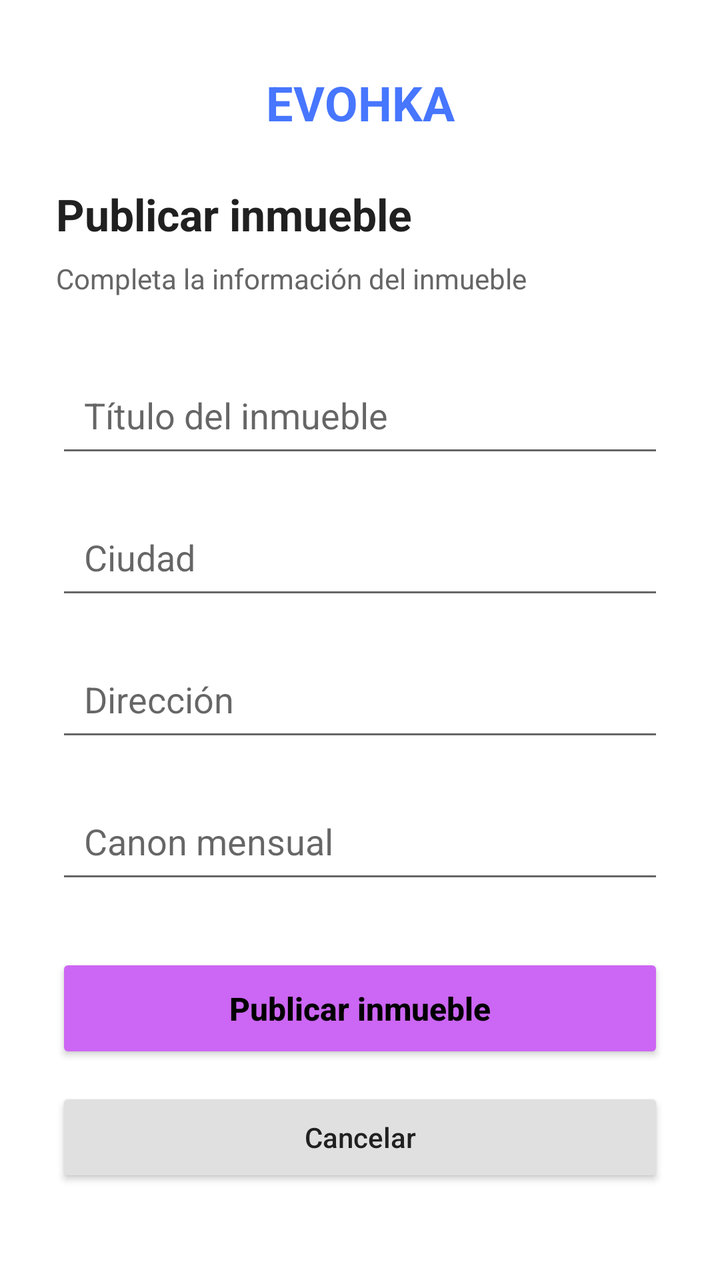
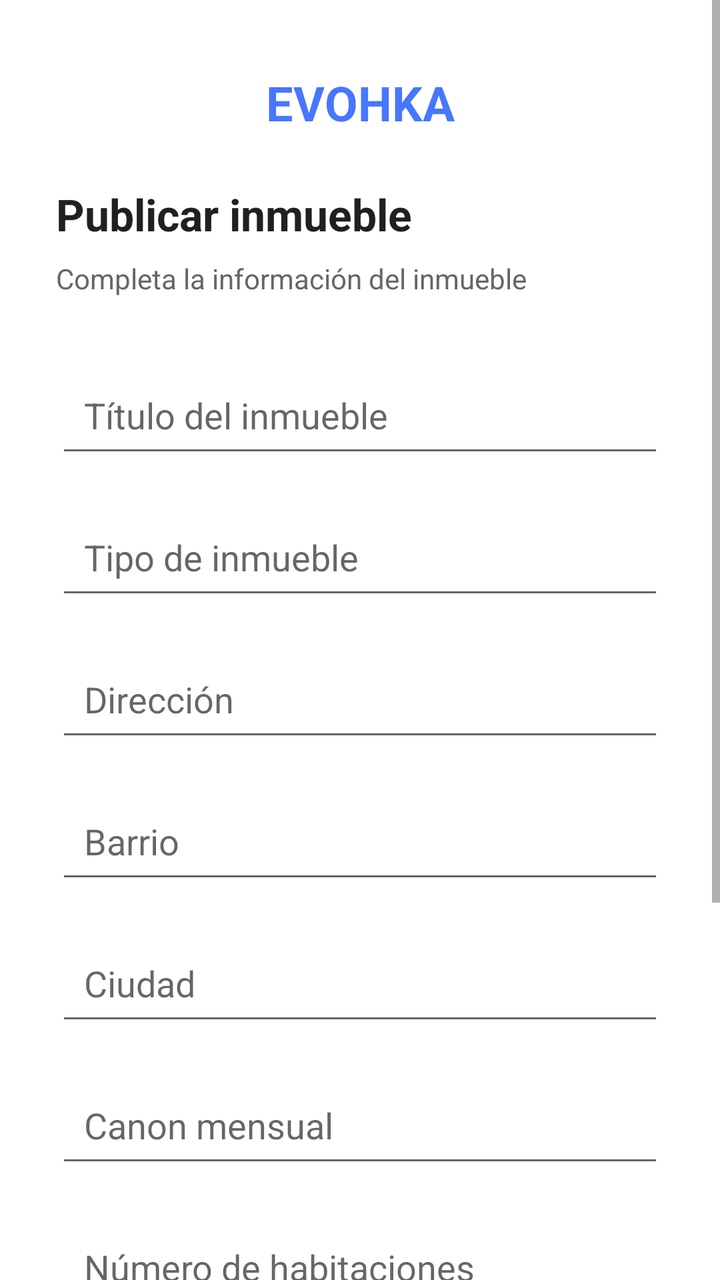

The first picture is an Android layout as it rendered before a commit; the second is the same layout after the commit. The layout source and the unified diff follow.
<!-- AndroidManifest.xml: application theme Theme.EvohkaApp -->
<!-- res/layout/activity_publicar_inmueble.xml -->
<?xml version="1.0" encoding="utf-8"?>
<ScrollView xmlns:android="http://schemas.android.com/apk/res/android"
    android:layout_width="match_parent"
    android:layout_height="match_parent"
    android:background="#FFFFFF"
    android:fillViewport="true">

    <LinearLayout
        android:layout_width="match_parent"
        android:layout_height="wrap_content"
        android:orientation="vertical"
        android:paddingStart="28dp"
        android:paddingTop="35dp"
        android:paddingEnd="28dp"
        android:paddingBottom="30dp">

        <TextView
            android:layout_width="match_parent"
            android:layout_height="wrap_content"
            android:gravity="center"
            android:text="EVOHKA"
            android:textColor="#4776FF"
            android:textSize="24sp"
            android:textStyle="bold" />

        <TextView
            android:layout_width="match_parent"
            android:layout_height="wrap_content"
            android:layout_marginTop="25dp"
            android:text="Publicar inmueble"
            android:textColor="#202020"
            android:textSize="22sp"
            android:textStyle="bold" />

        <TextView
            android:layout_width="match_parent"
            android:layout_height="wrap_content"
            android:layout_marginTop="8dp"
            android:text="Completa la información del inmueble"
            android:textColor="#666666"
            android:textSize="14sp" />

        <EditText
            android:id="@+id/et_titulo"
            android:layout_width="match_parent"
            android:layout_height="55dp"
            android:layout_marginTop="30dp"
            android:hint="Título del inmueble"
            android:inputType="textCapSentences"
            android:paddingStart="14dp"
            android:paddingEnd="14dp" />

        <EditText
            android:id="@+id/et_ciudad"
            android:layout_width="match_parent"
            android:layout_height="55dp"
            android:layout_marginTop="16dp"
            android:hint="Ciudad"
            android:inputType="textCapWords"
            android:paddingStart="14dp"
            android:paddingEnd="14dp" />

        <EditText
            android:id="@+id/et_direccion"
            android:layout_width="match_parent"
            android:layout_height="55dp"
            android:layout_marginTop="16dp"
            android:hint="Dirección"
            android:inputType="textPostalAddress"
            android:paddingStart="14dp"
            android:paddingEnd="14dp" />

        <EditText
            android:id="@+id/et_precio_mensual"
            android:layout_width="match_parent"
            android:layout_height="55dp"
            android:layout_marginTop="16dp"
            android:hint="Canon mensual"
            android:inputType="numberDecimal"
            android:paddingStart="14dp"
            android:paddingEnd="14dp" />

        <Button
            android:id="@+id/btn_guardar_inmueble"
            android:layout_width="match_parent"
            android:layout_height="55dp"
            android:layout_marginTop="30dp"
            android:backgroundTint="#CC66F4"
            android:text="Publicar inmueble"
            android:textAllCaps="false"
            android:textColor="#000000"
            android:textSize="16sp"
            android:textStyle="bold" />

        <Button
            android:id="@+id/btn_cancelar"
            android:layout_width="match_parent"
            android:layout_height="50dp"
            android:layout_marginTop="12dp"
            android:backgroundTint="#E0E0E0"
            android:text="Cancelar"
            android:textAllCaps="false"
            android:textColor="#202020" />

    </LinearLayout>

</ScrollView>
<!-- resources referenced by this layout -->
<resources>
  <style name="Theme.EvohkaApp" parent="android:Theme.Material.Light.NoActionBar" />
</resources>

<!-- the commit's change to res/layout/activity_publicar_inmueble.xml (unified diff, before → after) -->
@@ -51,11 +51,11 @@
             android:paddingEnd="14dp" />
 
         <EditText
-            android:id="@+id/et_ciudad"
+            android:id="@+id/et_tipo_inmueble"
             android:layout_width="match_parent"
             android:layout_height="55dp"
             android:layout_marginTop="16dp"
-            android:hint="Ciudad"
+            android:hint="Tipo de inmueble"
             android:inputType="textCapWords"
             android:paddingStart="14dp"
             android:paddingEnd="14dp" />
@@ -71,12 +71,52 @@
             android:paddingEnd="14dp" />
 
         <EditText
-            android:id="@+id/et_precio_mensual"
+            android:id="@+id/et_barrio"
+            android:layout_width="match_parent"
+            android:layout_height="55dp"
+            android:layout_marginTop="16dp"
+            android:hint="Barrio"
+            android:inputType="textCapWords"
+            android:paddingStart="14dp"
+            android:paddingEnd="14dp" />
+
+        <EditText
+            android:id="@+id/et_ciudad"
+            android:layout_width="match_parent"
+            android:layout_height="55dp"
+            android:layout_marginTop="16dp"
+            android:hint="Ciudad"
+            android:inputType="textCapWords"
+            android:paddingStart="14dp"
+            android:paddingEnd="14dp" />
+
+        <EditText
+            android:id="@+id/et_canon"
             android:layout_width="match_parent"
             android:layout_height="55dp"
             android:layout_marginTop="16dp"
             android:hint="Canon mensual"
             android:inputType="numberDecimal"
+            android:paddingStart="14dp"
+            android:paddingEnd="14dp" />
+
+        <EditText
+            android:id="@+id/et_habitaciones"
+            android:layout_width="match_parent"
+            android:layout_height="55dp"
+            android:layout_marginTop="16dp"
+            android:hint="Número de habitaciones"
+            android:inputType="number"
+            android:paddingStart="14dp"
+            android:paddingEnd="14dp" />
+
+        <EditText
+            android:id="@+id/et_banos"
+            android:layout_width="match_parent"
+            android:layout_height="55dp"
+            android:layout_marginTop="16dp"
+            android:hint="Número de baños"
+            android:inputType="number"
             android:paddingStart="14dp"
             android:paddingEnd="14dp" />
 
